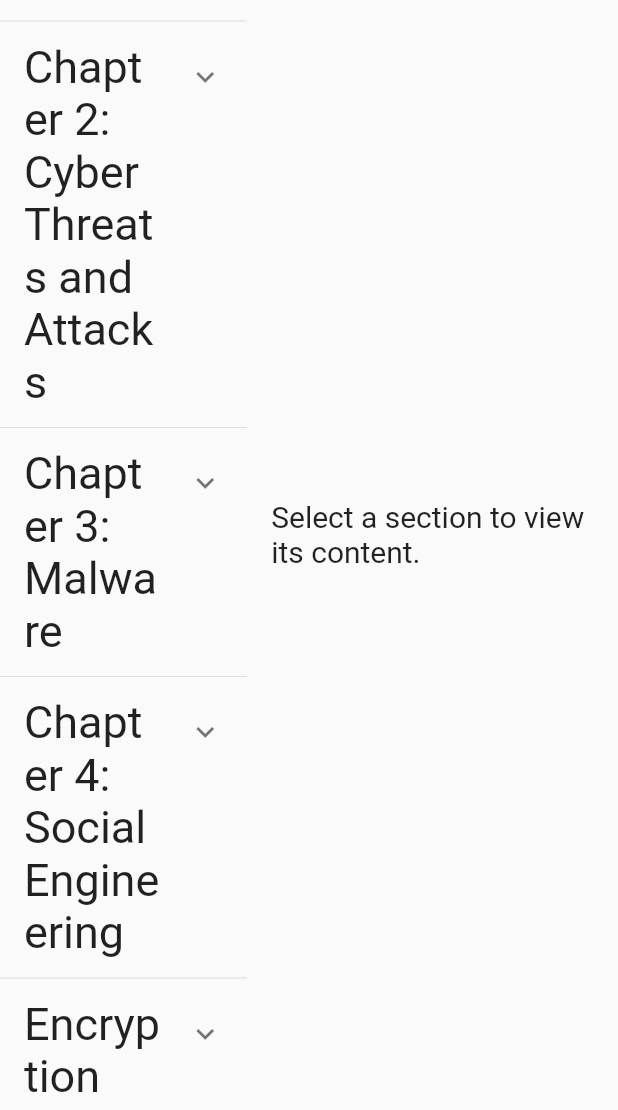
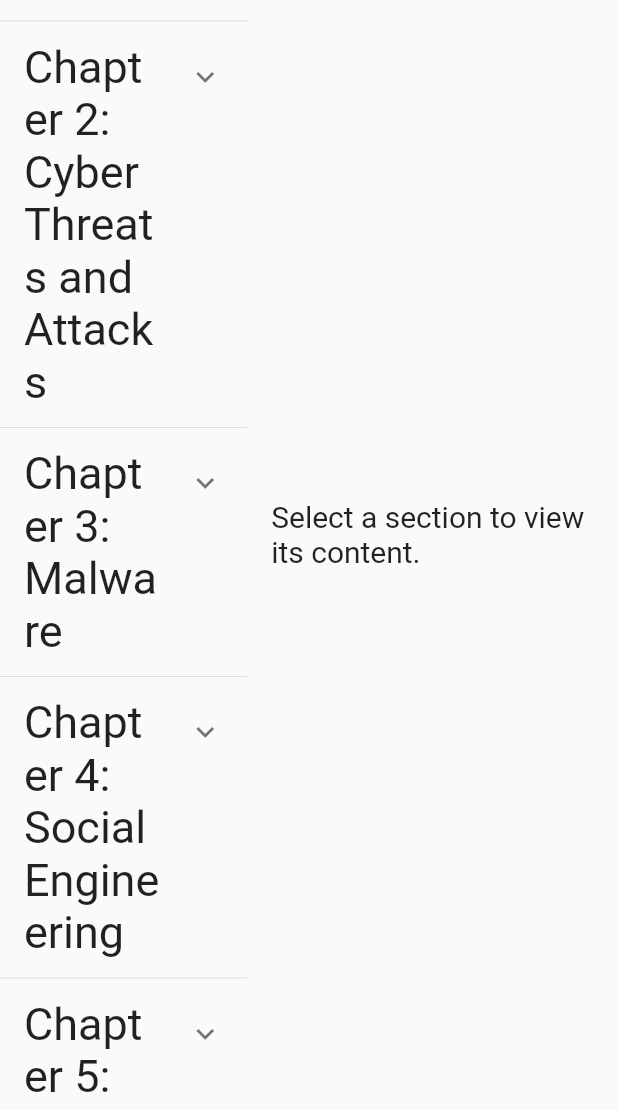
Before and after one commit to lukasp71/Senior-Project, a Flutter app: the ModulePage screen opened directly, scrolled down 186 dp, on a phone screen of 412 x 824 dp, the part 126-1236 px from its top. Run offline on Flutter 3.47's test engine with Material 2 defaults, Android fonts, the phone set to English and light mode, and no system bars; our stand-ins replace cloud_firestore, firebase_auth, firebase_core, get, google_fonts; accounts and stored records are empty; network calls fail; statements that could not run were skipped.

Commit message:
touch ups

```diff
--- a/senior_project/lib/education_section/screens/education_module_overview.dart
+++ b/senior_project/lib/education_section/screens/education_module_overview.dart
@@ -1,4 +1,8 @@
 import 'package:flutter/material.dart';
+import 'package:senior_project/education_section/user_education_modules/encryption_module/encryption_algorithms_page.dart';
+import 'package:senior_project/education_section/user_education_modules/encryption_module/encryption_future_page.dart';
+import 'package:senior_project/education_section/user_education_modules/encryption_module/encryption_in_practice_page.dart';
+import 'package:senior_project/education_section/user_education_modules/encryption_module/intro_encryption_page.dart';
 import 'package:senior_project/education_section/user_education_modules/intro_module/career_opportunity_page.dart';
 import 'package:senior_project/education_section/user_education_modules/intro_module/def_importance_page.dart';
 import 'package:senior_project/education_section/user_education_modules/intro_module/historical_content_page.dart';
@@ -16,6 +20,7 @@
 import 'package:senior_project/education_section/user_education_modules/threats_attacks_module/common_threats_page.dart';
 import 'package:senior_project/education_section/user_education_modules/threats_attacks_module/incident_response_page.dart';
 import 'package:senior_project/education_section/user_education_modules/threats_attacks_module/prevention_methods_page.dart';
+import 'package:senior_project/education_section/user_education_quizzes/encryption_module_quiz.dart';
 import 'package:senior_project/education_section/user_education_quizzes/intro_module_quiz.dart';
 import 'package:senior_project/education_section/user_education_quizzes/malware_module_quiz.dart';
 import 'package:senior_project/education_section/user_education_quizzes/social_engineering_quiz.dart';
@@ -64,7 +69,13 @@
       'Section 4.5: Legal and Ethical Implications',
       'Quiz 4'
     ],
-    'Encryption': ['Insert subsections here']
+    'Chapter 5: Encryption': [
+      'Section 5.1: Intro to Encrpytion',
+      'Section: 5.2: Encryption Algorithms',
+      'Section 5.3: Encryption in Practice',
+      'Section 5.4: Future of Encryption',
+      'Quiz 5'
+    ]
   };
 
   final Map<String, Widget> sectionPages = {
@@ -92,6 +103,11 @@
     'Section 4.5: Legal and Ethical Implications':
         LegalEthicalConsiderationsPage(),
     'Quiz 4': SocialEngineeringQuizPage(),
+    'Section 5.1: Intro to Encrpytion': EncryptionFundamentalsPage(),
+    'Section: 5.2: Encryption Algorithms': EncryptionTypesPage(),
+    'Section 5.3: Encryption in Practice': EncryptionPracticePage(),
+    'Section 5.4: Future of Encryption': EncryptionChallengesFuturePage(),
+    'Quiz 5': EncryptionQuizPage(),
   };
   @override
   Widget build(BuildContext context) {
--- a/senior_project/lib/education_section/user_education_quizzes/encryption_module_quiz.dart
+++ b/senior_project/lib/education_section/user_education_quizzes/encryption_module_quiz.dart
@@ -2,14 +2,14 @@
 import 'package:flutter/material.dart';
 import 'package:senior_project/database/services/databse.dart';
 
-void main() => runApp(MaterialApp(home: IntroQuizPage()));
+void main() => runApp(MaterialApp(home: EncryptionQuizPage()));
 
-class IntroQuizPage extends StatefulWidget {
+class EncryptionQuizPage extends StatefulWidget {
   @override
   _QuizPageState createState() => _QuizPageState();
 }
 
-class _QuizPageState extends State<IntroQuizPage> {
+class _QuizPageState extends State<EncryptionQuizPage> {
   final List<String> questions = [
     'What is the primary purpose of encryption?',
     'Which type of encryption uses the same key for encryption and decryption?',
```
